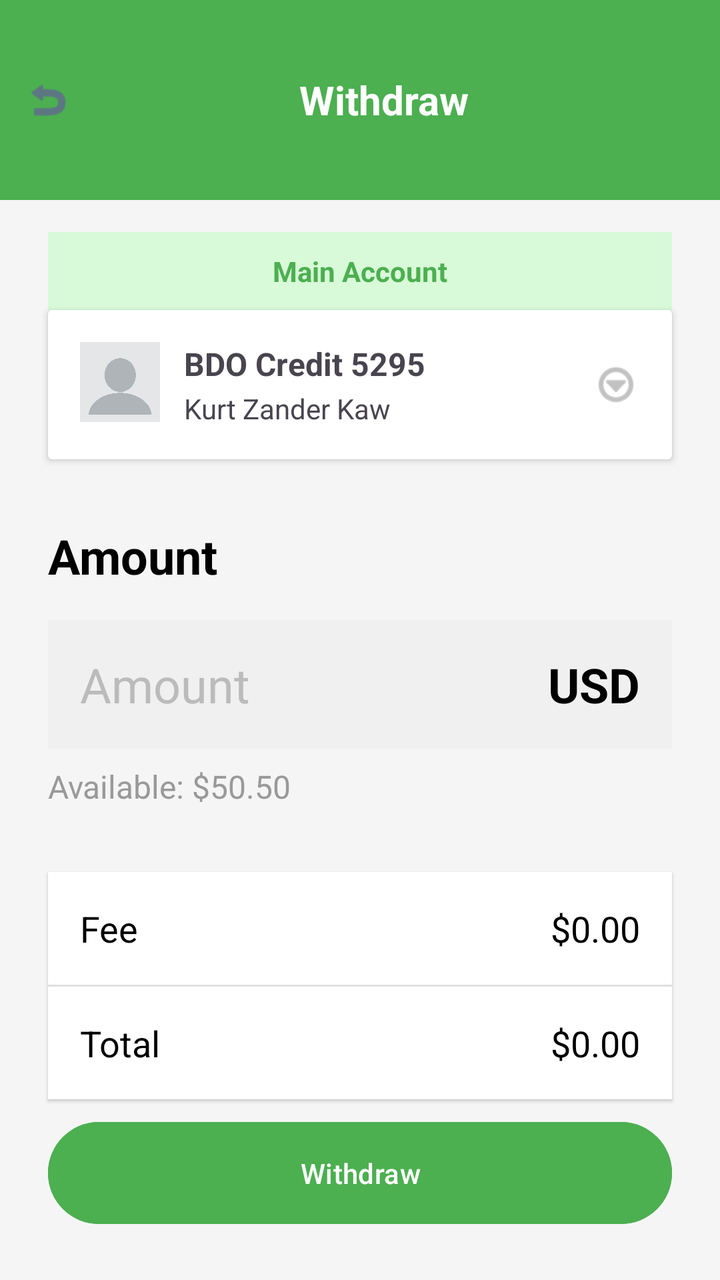
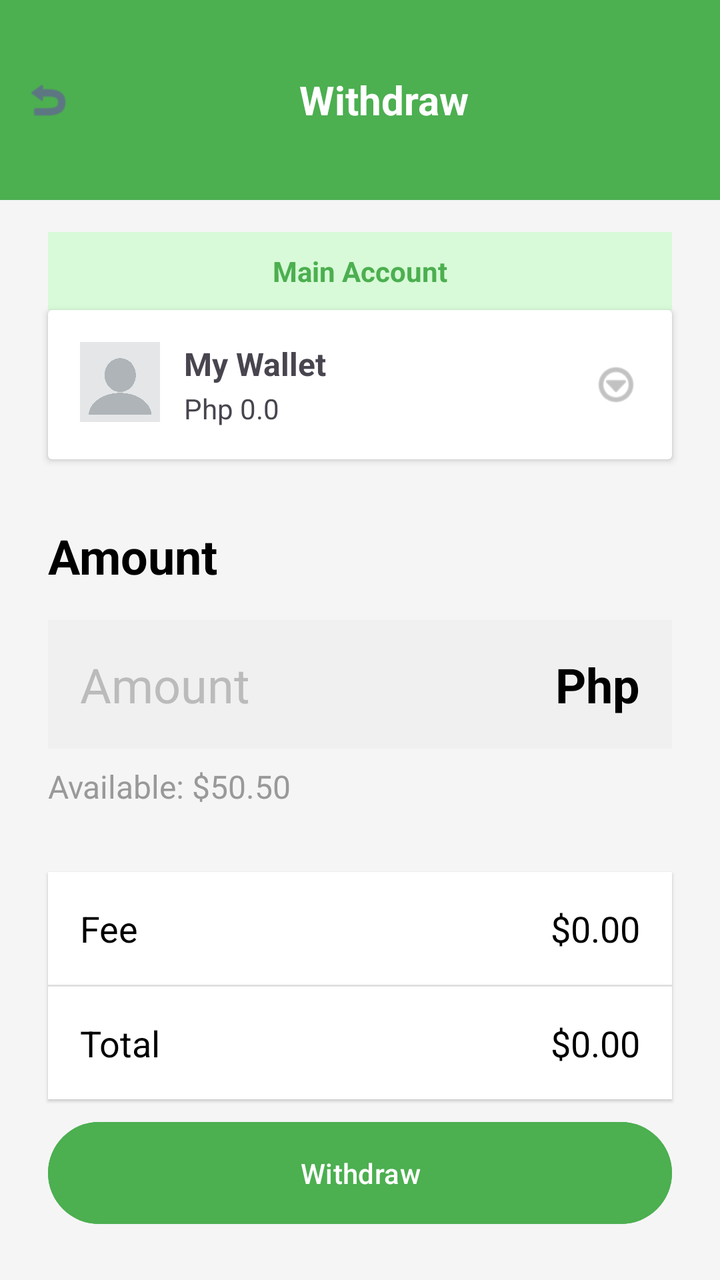

Two renders of the same Android screen: before a commit and after it. Below are the layout's source before the change and the commit's diff.
<!-- AndroidManifest.xml: application theme Theme.WealthLink -->
<!-- res/layout/activity_withdraw_amount.xml -->
<?xml version="1.0" encoding="utf-8"?>
<RelativeLayout xmlns:android="http://schemas.android.com/apk/res/android"
    xmlns:app="http://schemas.android.com/apk/res-auto"
    android:layout_width="match_parent"
    android:layout_height="match_parent"
    android:background="#F5F5F5"
    android:id="@+id/main">

    
    <LinearLayout
        android:id="@+id/header"
        android:layout_width="match_parent"
        android:layout_height="100dp"
        android:background="@drawable/header_bg"
        android:orientation="horizontal"
        android:paddingStart="12dp"
        android:paddingEnd="12dp"
        android:gravity="center_vertical">

        <Button
            android:layout_width="24dp"
            android:layout_height="24dp"
            android:background="@android:drawable/ic_menu_revert"
            android:tint="@android:color/white"
            android:padding="0dp"
            android:id="@+id/btnBack"/>

        <TextView
            android:layout_width="match_parent"
            android:layout_height="wrap_content"
            android:text="Withdraw"
            android:textSize="20sp"
            android:textStyle="bold"
            android:textColor="@android:color/white"
            android:gravity="center" />
    </LinearLayout>

    
    <TextView
        android:id="@+id/tvMainLabel"
        android:layout_below="@id/header"
        android:layout_width="match_parent"
        android:layout_height="wrap_content"
        android:background="#D8FAD8"
        android:text="Main Account"
        android:gravity="center"
        android:padding="10dp"
        android:textColor="#4CAF50"
        android:textStyle="bold"
        android:layout_marginTop="16dp"
        android:layout_marginStart="24dp"
        android:layout_marginEnd="24dp"
        android:backgroundTintMode="src_in"
        android:backgroundTint="#D8FAD8" />

    
    <androidx.cardview.widget.CardView
        android:id="@+id/cardMainAccount"
        android:layout_width="match_parent"
        android:layout_height="wrap_content"
        android:layout_below="@id/tvMainLabel"
        android:layout_marginStart="24dp"
        android:layout_marginEnd="24dp"
        android:elevation="4dp"
        >

        <RelativeLayout
            android:layout_width="match_parent"
            android:layout_height="wrap_content"
            android:padding="16dp">

            <ImageView
                android:id="@+id/ivMainAccountIcon"
                android:layout_width="40dp"
                android:layout_height="40dp"
                android:src="@drawable/profile_pic"
                android:contentDescription="account icon" />

            <LinearLayout
                android:layout_width="wrap_content"
                android:layout_height="wrap_content"
                android:orientation="vertical"
                android:layout_toEndOf="@id/ivMainAccountIcon"
                android:layout_marginStart="12dp">

                <TextView
                    android:id="@+id/tvMainBankName"
                    android:layout_width="wrap_content"
                    android:layout_height="wrap_content"
                    android:text="BDO Credit 5295"
                    android:textStyle="bold"
                    android:textSize="16sp" />

                <TextView
                    android:id="@+id/tvMainAccountHolder"
                    android:layout_width="wrap_content"
                    android:layout_height="wrap_content"
                    android:text="Kurt Zander Kaw"
                    android:textSize="14sp"
                    android:layout_marginTop="2dp" />
            </LinearLayout>

            <ImageView
                android:id="@+id/ivMainMenu"
                android:layout_width="24dp"
                android:layout_height="24dp"
                android:src="@android:drawable/ic_menu_more"
                android:layout_alignParentEnd="true"
                android:layout_centerVertical="true"
                android:contentDescription="menu"
                app:tint="#999999" />
        </RelativeLayout>
    </androidx.cardview.widget.CardView>

    
    <TextView
        android:id="@+id/tvAmountLabel"
        android:layout_width="wrap_content"
        android:layout_height="wrap_content"
        android:text="Amount"
        android:textSize="24sp"
        android:textStyle="bold"
        android:textColor="#000000"
        android:layout_below="@id/cardMainAccount"
        android:layout_marginTop="32dp"
        android:layout_marginStart="24dp" />

    
    <RelativeLayout
        android:id="@+id/amountInputContainer"
        android:layout_width="match_parent"
        android:layout_height="wrap_content"
        android:layout_below="@id/tvAmountLabel"
        android:layout_marginTop="16dp"
        android:layout_marginStart="24dp"
        android:layout_marginEnd="24dp"
        android:background="#F0F0F0"
        android:padding="16dp">

        <EditText
            android:id="@+id/etAmount"
            android:layout_width="match_parent"
            android:layout_height="wrap_content"
            android:layout_toStartOf="@id/tvCurrency"
            android:background="@null"
            android:hint="Amount"
            android:inputType="numberDecimal"
            android:textSize="24sp"
            android:textColorHint="#BBBBBB" />

        <TextView
            android:id="@+id/tvCurrency"
            android:layout_width="wrap_content"
            android:layout_height="wrap_content"
            android:layout_alignParentEnd="true"
            android:text="USD"
            android:textSize="24sp"
            android:textStyle="bold"
            android:textColor="#000000" />
    </RelativeLayout>

    
    <TextView
        android:id="@+id/tvAvailableBalance"
        android:layout_width="wrap_content"
        android:layout_height="wrap_content"
        android:text="Available: $50.50"
        android:textSize="16sp"
        android:textColor="#999999"
        android:layout_below="@id/amountInputContainer"
        android:layout_marginTop="8dp"
        android:layout_marginStart="24dp" />

    
    <RelativeLayout
        android:id="@+id/feesAndtotal"
        android:layout_width="match_parent"
        android:layout_height="wrap_content"
        android:layout_below="@id/tvAvailableBalance"
        android:layout_marginTop="32dp"
        android:layout_marginStart="24dp"
        android:layout_marginEnd="24dp"
        android:background="@android:color/white"
        android:elevation="1dp">

        <TextView
            android:id="@+id/tvFeeLabel"
            android:layout_width="wrap_content"
            android:layout_height="wrap_content"
            android:text="Fee"
            android:textSize="18sp"
            android:textColor="#000000"
            android:layout_marginTop="16dp"
            android:layout_marginStart="16dp"/>

        <TextView
            android:id="@+id/tvFeeAmount"
            android:layout_width="wrap_content"
            android:layout_height="wrap_content"
            android:text="$0.00"
            android:textSize="18sp"
            android:textColor="#000000"
            android:layout_alignParentEnd="true"
            android:layout_alignBaseline="@id/tvFeeLabel"
            android:layout_marginEnd="16dp"/>


        <View
            android:id="@+id/divider"
            android:layout_width="match_parent"
            android:layout_height="1dp"
            android:background="#E0E0E0"
            android:layout_below="@id/tvFeeLabel"
            android:layout_marginTop="16dp"/>


        <TextView
            android:id="@+id/tvTotalLabel"
            android:layout_width="wrap_content"
            android:layout_height="wrap_content"
            android:text="Total"
            android:textSize="18sp"
            android:textColor="#000000"
            android:layout_below="@id/divider"
            android:layout_marginTop="16dp"
            android:layout_marginStart="16dp"
            android:layout_marginBottom="16dp"/>

        <TextView
            android:id="@+id/tvTotalAmount"
            android:layout_width="wrap_content"
            android:layout_height="wrap_content"
            android:text="$0.00"
            android:textSize="18sp"
            android:textColor="#000000"
            android:layout_alignParentEnd="true"
            android:layout_alignBaseline="@id/tvTotalLabel"
            android:layout_marginEnd="16dp"/>
    </RelativeLayout>

    
    <Button
        android:id="@+id/btnWithdraw"
        android:layout_width="match_parent"
        android:layout_height="wrap_content"
        android:text="Withdraw"
        android:layout_alignParentBottom="true"
        android:layout_margin="24dp"
        android:backgroundTint="#4CAF50"
        android:textColor="@android:color/white"
        android:elevation="2dp"
        android:padding="16dp" />
    <LinearLayout
        android:id="@+id/withdrawDialog"
        android:layout_width="300dp"
        android:layout_height="300dp"
        android:orientation="vertical"
        android:gravity="center"
        android:background="@android:color/white"
        android:padding="24dp"
        android:visibility="gone"
        android:elevation="8dp"
        android:layout_margin="16dp"
        android:clipToOutline="true"
        android:outlineProvider="background"
        app:layout_constraintTop_toTopOf="parent"
        app:layout_constraintBottom_toBottomOf="parent"
        app:layout_constraintStart_toStartOf="parent"
        app:layout_constraintEnd_toEndOf="parent">

        <View
            android:layout_width="96dp"
            android:layout_height="96dp"
            android:layout_gravity="center"
            android:backgroundTint="#A5F3AC"
            android:background="@android:color/holo_green_light" />

        <TextView
            android:layout_width="wrap_content"
            android:layout_height="wrap_content"
            android:text="Account Added!"
            android:textSize="18sp"
            android:textStyle="bold"
            android:textColor="#1A1A2E"
            android:layout_marginTop="24dp" />
    </LinearLayout>
</RelativeLayout>
<!-- resources referenced by this layout -->
<resources>
  <!-- drawable header_bg (drawable) -->
  <shape xmlns:android="http://schemas.android.com/apk/res/android" android:shape="rectangle">
      <solid android:color="#4CAF50"/>
  </shape>
  <!-- drawable profile_pic: png bitmap (drawable, 37098 bytes) -->
  <style name="Theme.WealthLink" parent="Base.Theme.WealthLink" />
  <style name="Base.Theme.WealthLink" parent="Theme.Material3.DayNight.NoActionBar">
          
          
      </style>
</resources>

<!-- the commit's change to res/layout/activity_withdraw_amount.xml (unified diff, before → after) -->
@@ -87,15 +87,15 @@
                     android:id="@+id/tvMainBankName"
                     android:layout_width="wrap_content"
                     android:layout_height="wrap_content"
-                    android:text="BDO Credit 5295"
+                    android:text="My Wallet"
                     android:textStyle="bold"
                     android:textSize="16sp" />
 
                 <TextView
-                    android:id="@+id/tvMainAccountHolder"
+                    android:id="@+id/tvBalance"
                     android:layout_width="wrap_content"
                     android:layout_height="wrap_content"
-                    android:text="Kurt Zander Kaw"
+                    android:text="Php 0.0"
                     android:textSize="14sp"
                     android:layout_marginTop="2dp" />
             </LinearLayout>
@@ -153,7 +153,7 @@
             android:layout_width="wrap_content"
             android:layout_height="wrap_content"
             android:layout_alignParentEnd="true"
-            android:text="USD"
+            android:text="Php"
             android:textSize="24sp"
             android:textStyle="bold"
             android:textColor="#000000" />
